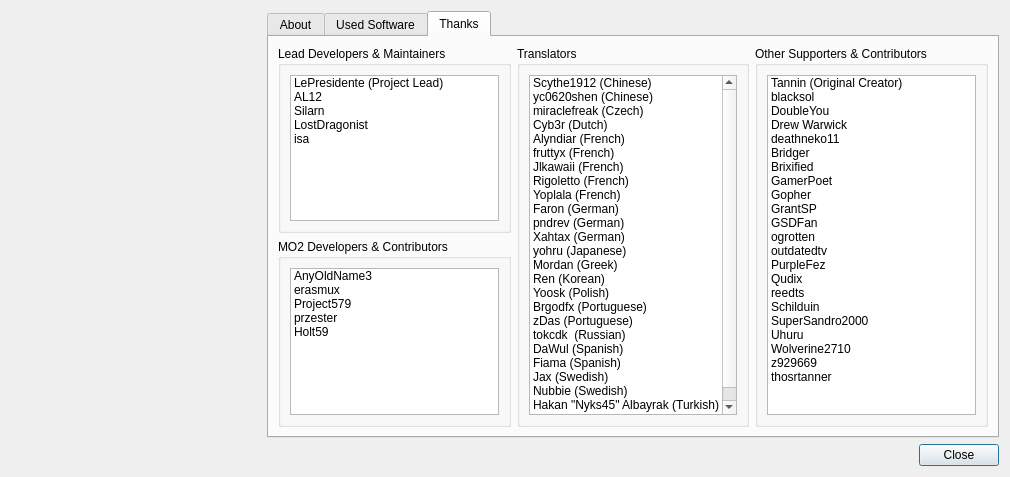
Before: the Qt Designer form modorganizer/src/aboutdialog.ui in Holt59/mo2-merge, drawn with Qt 5.
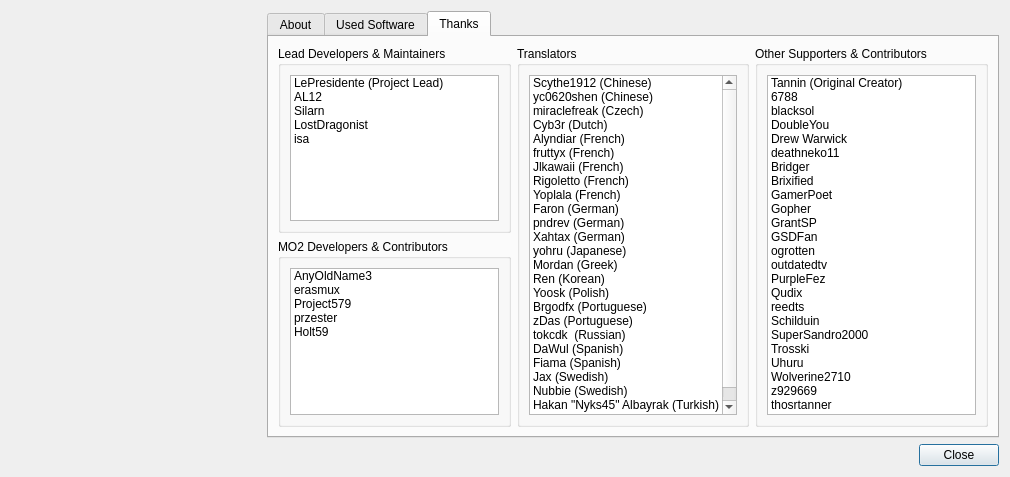
After: the same form once the commit is applied. The open tabs and pages were chosen to show the change. Icons and pictures are not drawn. Custom widgets are drawn as their Qt base class.

Commit message: [modorganizer] added 6788 and trosski to the about diaog

```diff
--- a/modorganizer/src/aboutdialog.ui
+++ b/modorganizer/src/aboutdialog.ui
@@ -429,6 +429,11 @@
                 <string>Tannin (Original Creator)</string>
                </property>
               </item>
+              <item>
+               <property name="text">
+                <string notr="true">6788</string>
+               </property>
+              </item>
               <item>
                <property name="text">
                 <string notr="true">blacksol</string>
@@ -514,6 +519,11 @@
                 <string notr="true">SuperSandro2000</string>
                </property>
               </item>
+              <item>
+               <property name="text">
+                <string notr="true">Trosski</string>
+               </property>
+              </item>
               <item>
                <property name="text">
                 <string notr="true">Uhuru</string>
```
